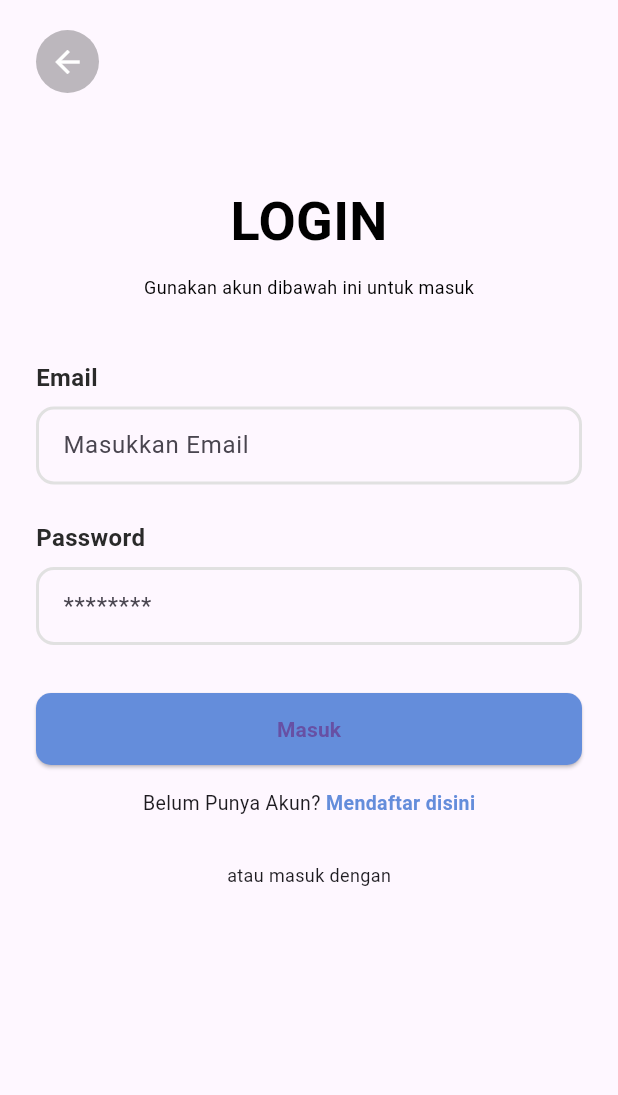
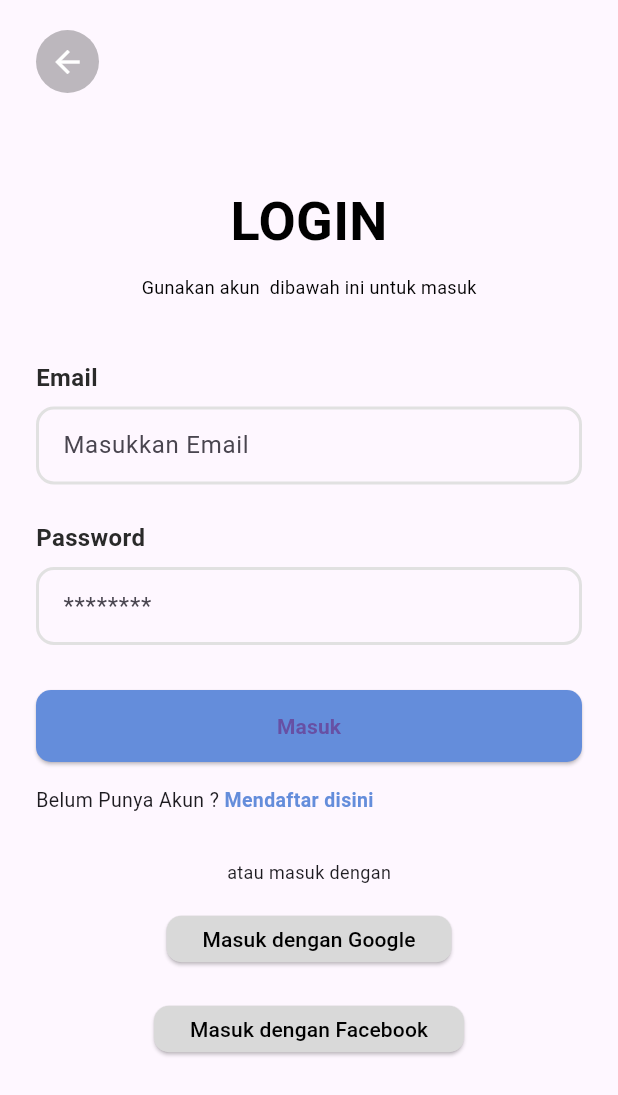
Before and after one commit to AhmadFadhelP/progress_app_part1-, a Flutter app: the screen it shows after launch, after a tap on "Get Started", on a phone screen of 412 x 824 dp. Shown: the top 1095 px of the screen. Run offline on Flutter 3.47's test engine with Material 3 defaults, Android fonts, the phone set to English and light mode, and no system bars; our stand-ins replace firebase_auth, firebase_core; accounts and stored records are empty.

Commit message:
saya commit baru nich 2

```diff
--- /dev/null
+++ b/devtools_options.yaml
@@ -0,0 +1,3 @@
+description: This file stores settings for Dart & Flutter DevTools.
+documentation: https://docs.flutter.dev/tools/devtools/extensions#configure-extension-enablement-states
+extensions:
--- a/lib/screen/login.dart
+++ b/lib/screen/login.dart
@@ -11,42 +11,59 @@ class LoginScreen extends StatefulWidget {
 }
 
 class _LoginScreenState extends State<LoginScreen> {
-  final TextEditingController _emailController = TextEditingController();
-  final TextEditingController _passwordController = TextEditingController();
+  final _emailController = TextEditingController();
+  final _passwordController = TextEditingController();
+
+  String? _errorMessage;
+  bool _isLoading = false;
+
   final FirebaseAuth _auth = FirebaseAuth.instance;
-
-  bool _isLoading = false;
-  String? _errorMessage;
 
   Future<void> _login() async {
     setState(() {
-      _isLoading = true;
       _errorMessage = null;
     });
 
+    final email = _emailController.text.trim();
+    final password = _passwordController.text;
+
+    // Validasi input kosong
+    if (email.isEmpty || password.isEmpty) {
+      setState(() {
+        _errorMessage = 'Email dan password harus diisi.';
+      });
+      return;
+    }
+
     try {
-      final UserCredential userCredential = await _auth.signInWithEmailAndPassword(
-        email: _emailController.text.trim(),
-        password: _passwordController.text.trim(),
-      );
+      setState(() {
+        _isLoading = true;
+      });
 
-      Navigator.pushReplacement(
-        context,
-        MaterialPageRoute(builder: (context) => const DashboardScreen()),
-      );
+      // Proses login Firebase
+      await _auth.signInWithEmailAndPassword(email: email, password: password);
+
+      // Jika berhasil, pindah ke dashboard
+      if (mounted) {
+        Navigator.pushReplacement(
+          context,
+          MaterialPageRoute(builder: (context) => const DashboardScreen()),
+        );
+      }
     } on FirebaseAuthException catch (e) {
-      print('FirebaseAuthException: ${e.code} - ${e.message}');
+      // Tangani error Firebase dan tampilkan pesan
+      String message = 'Terjadi kesalahan saat login.';
+      if (e.code == 'user-not-found') {
+        message = 'Pengguna tidak ditemukan.';
+      } else if (e.code == 'wrong-password') {
+        message = 'Password salah.';
+      } else if (e.code == 'invalid-email') {
+        message = 'Format email tidak valid.';
+      }
       setState(() {
-        if (e.code == 'user-not-found') {
-          _errorMessage = 'Pengguna tidak ditemukan.';
-        } else if (e.code == 'wrong-password') {
-          _errorMessage = 'Password salah.';
-        } else {
-          _errorMessage = 'Terjadi kesalahan: ${e.message}';
-        }
+        _errorMessage = message;
       });
     } catch (e) {
-      print('Error tak terduga: $e');
       setState(() {
         _errorMessage = 'Terjadi kesalahan tak terduga.';
       });
@@ -101,7 +118,7 @@ class _LoginScreenState extends State<LoginScreen> {
               ),
               const SizedBox(height: 10),
               const Text(
-                'Gunakan akun dibawah ini untuk masuk',
+                'Gunakan akun  dibawah ini untuk masuk',
                 style: TextStyle(fontSize: 12, color: Colors.black),
               ),
               const SizedBox(height: 40),
@@ -127,7 +144,7 @@ class _LoginScreenState extends State<LoginScreen> {
                   controller: _emailController,
                   keyboardType: TextInputType.emailAddress,
                   decoration: const InputDecoration(
-                    hintText: 'Masukkan Email',
+                    hintText: 'Masukkan Email ',
                     border: InputBorder.none,
                   ),
                 ),
@@ -160,13 +177,19 @@ class _LoginScreenState extends State<LoginScreen> {
                   ),
                 ),
               ),
-              const SizedBox(height: 16),
+              const SizedBox(height: 12),
+
+              // Tampilkan pesan error jika ada
               if (_errorMessage != null)
-                Text(
-                  _errorMessage!,
-                  style: const TextStyle(color: Colors.red),
+                Padding(
+                  padding: const EdgeInsets.only(top: 8, bottom: 8),
+                  child: Text(
+                    _errorMessage!,
+                    style: const TextStyle(color: Colors.red, fontSize: 13),
+                  ),
                 ),
-              const SizedBox(height: 16),
+
+              const SizedBox(height: 18),
               SizedBox(
                 width: double.infinity,
                 height: 48,
@@ -184,23 +207,24 @@ class _LoginScreenState extends State<LoginScreen> {
                         )
                       : const Text(
                           'Masuk',
-                          style: TextStyle(fontSize: 14, fontWeight: FontWeight.bold),
+                          style: TextStyle(
+                              fontSize: 14, fontWeight: FontWeight.bold),
                         ),
                 ),
               ),
               const SizedBox(height: 16),
               Row(
-                mainAxisAlignment: MainAxisAlignment.center,
                 children: [
                   const Text(
-                    'Belum Punya Akun? ',
+                    'Belum Punya Akun ? ',
                     style: TextStyle(fontSize: 13),
                   ),
                   GestureDetector(
                     onTap: () {
                       Navigator.push(
                         context,
-                        MaterialPageRoute(builder: (context) => const SignupScreen()),
+                        MaterialPageRoute(
+                            builder: (context) => const SignupScreen()),
                       );
                     },
                     child: const Text(
@@ -220,7 +244,36 @@ class _LoginScreenState extends State<LoginScreen> {
                 style: TextStyle(fontSize: 12),
               ),
               const SizedBox(height: 12),
-              // Tambahkan tombol login sosial media jika perlu
+              ElevatedButton(
+                style: ElevatedButton.styleFrom(
+                  foregroundColor: Colors.black,
+                  backgroundColor: const Color(0xFFD9D9D9),
+                  shape: RoundedRectangleBorder(
+                    borderRadius: BorderRadius.circular(10),
+                  ),
+                  minimumSize: const Size(180, 31),
+                ),
+                onPressed: () {
+                  // Google sign in logic
+                },
+                child: const Text('Masuk dengan Google'),
+              ),
+              const SizedBox(height: 12),
+              ElevatedButton(
+                style: ElevatedButton.styleFrom(
+                  foregroundColor: Colors.black,
+                  backgroundColor: const Color(0xFFD9D9D9),
+                  shape: RoundedRectangleBorder(
+                    borderRadius: BorderRadius.circular(10),
+                  ),
+                  minimumSize: const Size(180, 31),
+                ),
+                onPressed: () {
+                  // Facebook sign in logic
+                },
+                child: const Text('Masuk dengan Facebook'),
+              ),
+              const SizedBox(height: 50),
             ],
           ),
         ),
--- a/lib/screen/pembukaan_pakan.dart
+++ b/lib/screen/pembukaan_pakan.dart
@@ -1,6 +1,5 @@
 import 'package:flutter/material.dart';
 import 'berat.dart';
-import 'durasi.dart';
 import 'sudut_pelontar.dart';
 
 class PembukaanPakan extends StatelessWidget {
@@ -60,8 +59,6 @@ class PembukaanPakan extends StatelessWidget {
               children: [
                 _buildMenuButton(context, "Berat", const BeratPage()),
                 const SizedBox(height: 16),
-                _buildMenuButton(context, "Durasi", const DurasiPage()),
-                const SizedBox(height: 16),
                 _buildMenuButton(context, "Sudut Pelontar", const SudutPelontarPage()),
 
               ],
```
Also changed, not shown: lib/auth_service.dart (+32 -17 lines), lib/screen/durasi.dart (deleted, +0 -116 lines).
